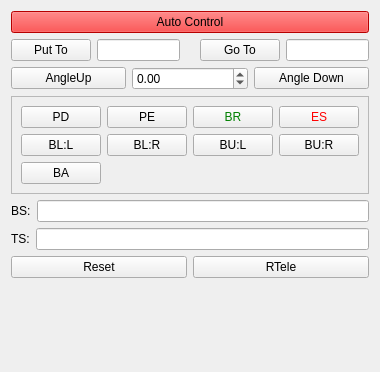
Qt form Lib/Net/Agent_Widget.ui (break11/AutoStorage) before a commit.
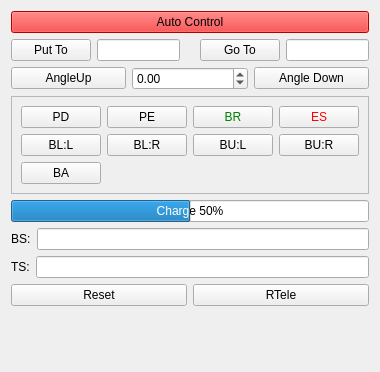
The same form after that commit.

Patch:
```diff
--- a/Lib/Net/Agent_Widget.ui
+++ b/Lib/Net/Agent_Widget.ui
@@ -275,6 +275,28 @@
      </layout>
     </widget>
    </item>
+   <item>
+    <widget class="QProgressBar" name="pbCharge">
+     <property name="value">
+      <number>50</number>
+     </property>
+     <property name="alignment">
+      <set>Qt::AlignCenter</set>
+     </property>
+     <property name="textVisible">
+      <bool>true</bool>
+     </property>
+     <property name="orientation">
+      <enum>Qt::Horizontal</enum>
+     </property>
+     <property name="textDirection">
+      <enum>QProgressBar::TopToBottom</enum>
+     </property>
+     <property name="format">
+      <string>Charge %p%</string>
+     </property>
+    </widget>
+   </item>
    <item>
     <layout class="QHBoxLayout" name="horizontalLayout_4">
      <item>
@@ -287,7 +309,7 @@
      <item>
       <widget class="QLineEdit" name="leBS">
        <property name="readOnly">
-        <bool>true</bool>
+        <bool>false</bool>
        </property>
        <property name="propRef" stdset="0">
         <string>BS</string>
@@ -308,7 +330,7 @@
      <item>
       <widget class="QLineEdit" name="leTS">
        <property name="readOnly">
-        <bool>true</bool>
+        <bool>false</bool>
        </property>
        <property name="propRef" stdset="0">
         <string>TS</string>
```
